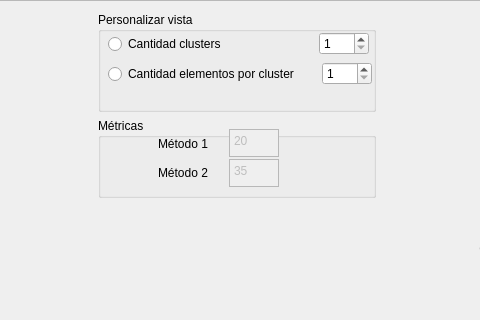
This is visual/frame.ui in gabrieljcandia/TPI-Inteligencia-Artificial-II as Qt 5 draws it before an edit; both pictures show x 192 to 672 and y 0 to 320 of the 858 by 498 pixel window. The edited form follows.
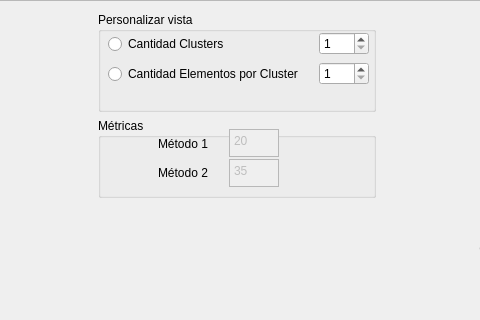
This is the edited form.

Commit message: En IGU_Principal: agregado control de inputs para "Cantidad Clusters" y "Cantidad Elementos por Clusters" en relacion a "Cantidad Puntos", segun van cambiando los valores de cada uno de dichos Spins. Dendograma recibe parametro "Cantidad Clusters" de IGU_Principal, y se ajusta en consecuencia, ya desde dicho parametro, como modificandolo desde el mismo Frame. Falta hacer que se ajuste a los demas parametros, tanto desde IGU_Principal como desde Frame.

The edit to the form file:
```diff
--- a/visual/frame.ui
+++ b/visual/frame.ui
@@ -88,7 +88,7 @@
                 </size>
                </property>
                <property name="text">
-                <string>Cantidad clusters</string>
+                <string>Cantidad Clusters</string>
                </property>
               </widget>
              </item>
@@ -115,7 +115,7 @@
              <rect>
               <x>10</x>
               <y>50</y>
-              <width>264</width>
+              <width>261</width>
               <height>24</height>
              </rect>
             </property>
@@ -129,7 +129,7 @@
                 </sizepolicy>
                </property>
                <property name="text">
-                <string>Cantidad elementos por cluster</string>
+                <string>Cantidad Elementos por Cluster</string>
                </property>
               </widget>
              </item>
```
Left out of the diff: 12 changed lines with no effect on the pictures. The commit also changes 4 other files.
